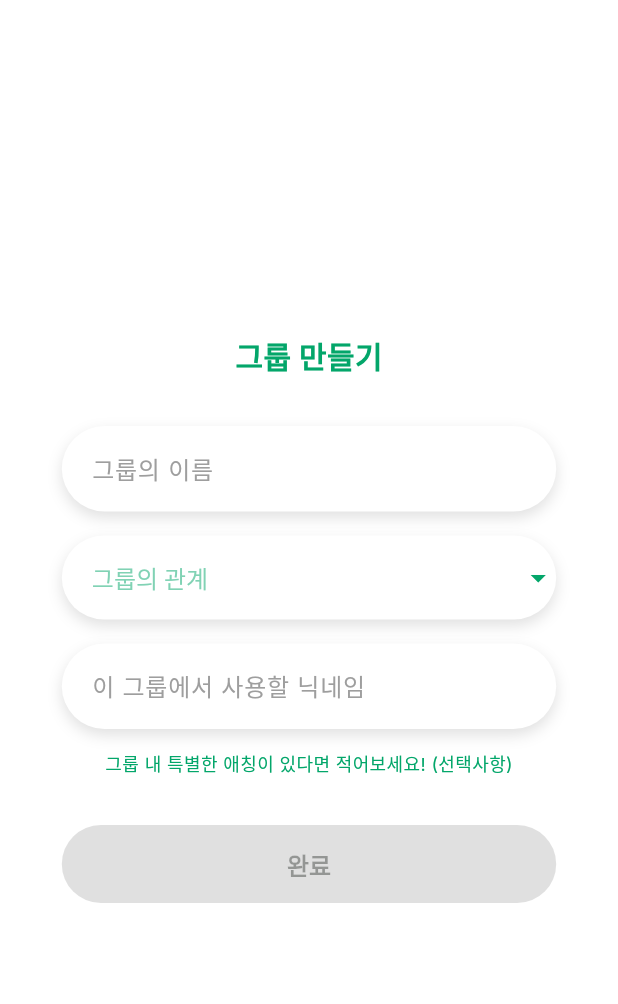
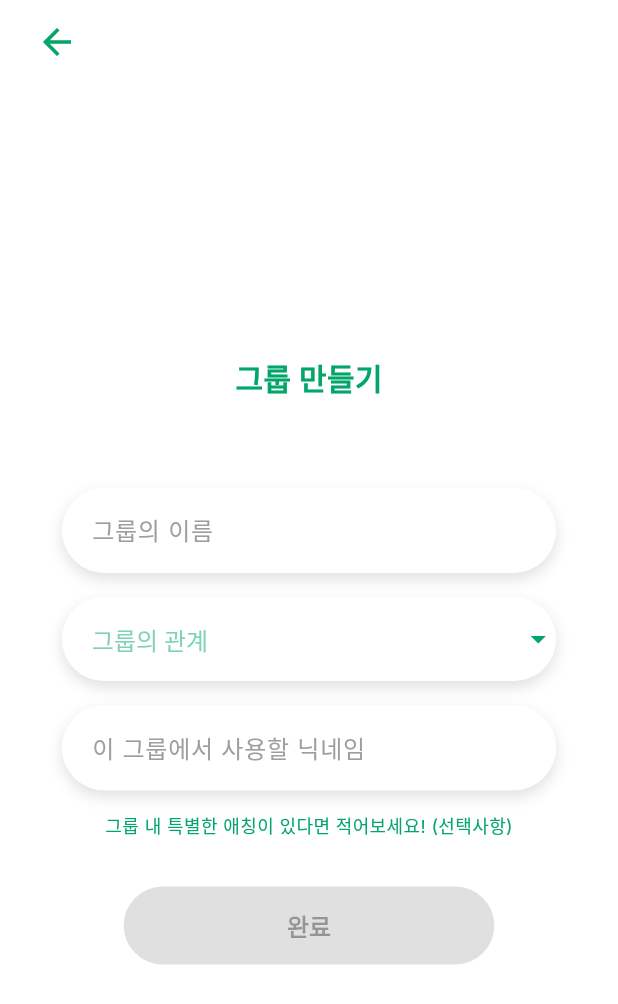
Before and after one commit to nytrio-112/OMMA_team_sketch, a Flutter app: the MakeGroupScreen screen opened by its route, on a phone screen of 412 x 824 dp. Shown: the top 1004 px of the screen. Run offline on Flutter 3.47's test engine with Material 3 defaults, Android fonts, the phone set to English and light mode, and no system bars; our stand-ins replace cloud_firestore, firebase_auth, firebase_core; accounts and stored records are empty; project files that could hold a hidden picture were left out.

Commit message:
중간저장

```diff
--- a/lib/screens/2_group/makegroup_screen.dart
+++ b/lib/screens/2_group/makegroup_screen.dart
@@ -4,7 +4,8 @@ import 'package:firebase_auth/firebase_auth.dart';
 import 'package:flutter/material.dart';
 import '../../constants/colors.dart';
 import '../../widget/dropdown.dart';
-import '../../widget/text_field.dart'; // 너가 만든 텍스트 필드
+import '../../widget/text_field.dart';
+import '../../widget/appbar.dart';
 
 class MakeGroupScreen extends StatefulWidget {
   const MakeGroupScreen({super.key});
@@ -137,7 +138,7 @@ class _MakeGroupScreenState extends State<MakeGroupScreen> {
 
   Widget _completeButton(VoidCallback onPressed, bool isEnabled) {
     return FractionallySizedBox(
-      widthFactor: 0.8,
+      widthFactor: 0.6,
       child: ElevatedButton(
         onPressed: isEnabled ? onPressed : null,
         style: ElevatedButton.styleFrom(
@@ -160,6 +161,10 @@ class _MakeGroupScreenState extends State<MakeGroupScreen> {
   @override
   Widget build(BuildContext context) {
     return Scaffold(
+      appBar: const SimpleBackAppBar(
+        iconColor: OmmaColors.green,
+        backgroundColor: Colors.white,
+      ),
       body: SafeArea(
         child: Center(
           child: SingleChildScrollView(
@@ -175,7 +180,7 @@ class _MakeGroupScreenState extends State<MakeGroupScreen> {
                     color: OmmaColors.green,
                   ),
                 ),
-                const SizedBox(height: 24),
+                const SizedBox(height: 50),
 
                 // 그룹 이름
                 OmmaTextField(
```
Also changed, not shown: lib/widget/bottomnavbar.dart (added).
